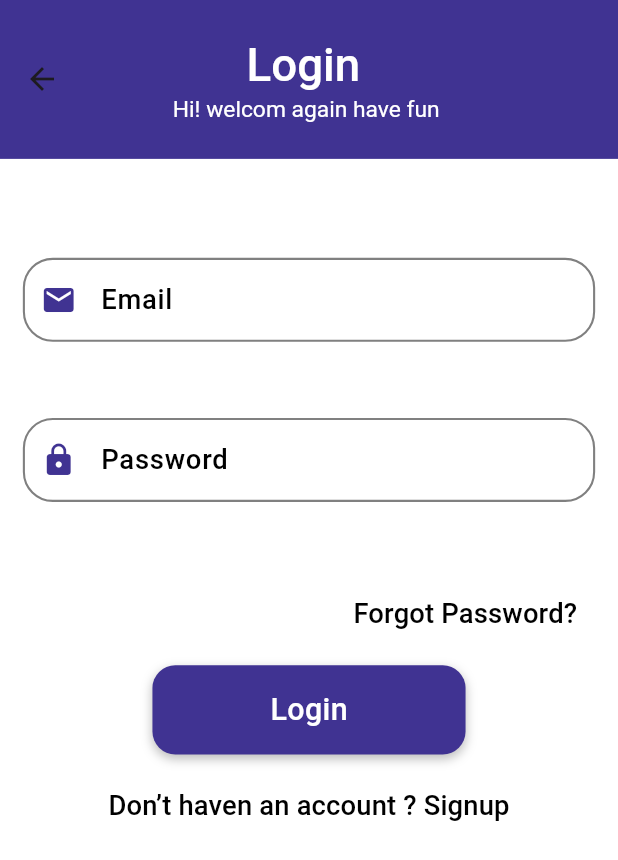
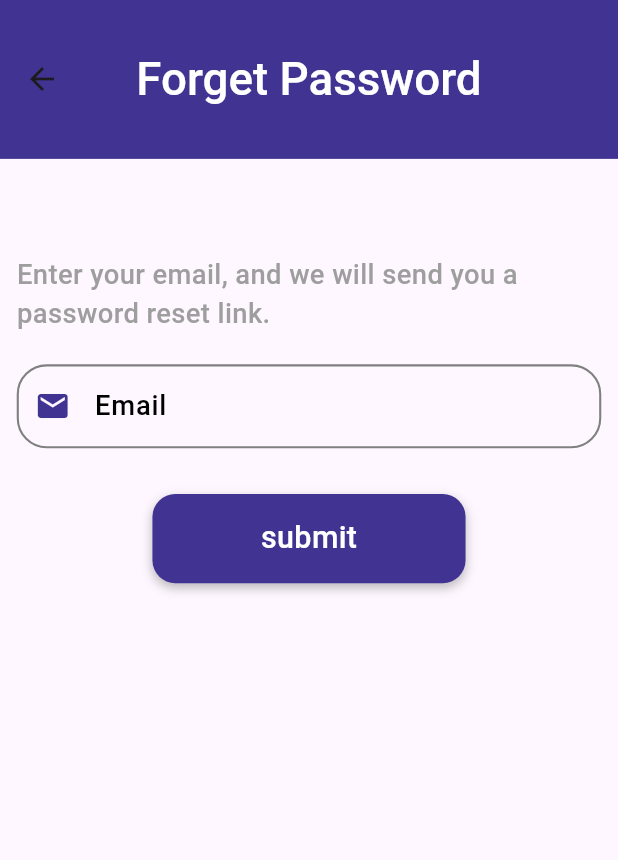
Before and after one commit to kareemtoson12/OnlineShopping, a Flutter app: the LoginScreen screen opened by its route, after a tap on "Forgot Password?", on a phone screen of 412 x 824 dp. Shown: the top 860 px of the screen. Run offline on Flutter 3.47's test engine with Material 3 defaults, Android fonts, the phone set to English and light mode, and no system bars; our stand-ins replace bloc, firebase_auth, firebase_core, flutter_bloc, flutter_screenutil, smooth_page_indicator; accounts and stored records are empty.

Commit message:
forget password ui only

```diff
--- a/online_shopping/lib/core/routing/app_routes.dart
+++ b/online_shopping/lib/core/routing/app_routes.dart
@@ -4,4 +4,5 @@ class Routes {
   static const String login = '/LoginScreen';
   static const String userCheacking = '/AuthGate';
   static const String home = '/Homescreen';
+  static const String forgetPassword = '/ForgetPassword';
 }
--- a/online_shopping/lib/core/routing/routes.dart
+++ b/online_shopping/lib/core/routing/routes.dart
@@ -2,6 +2,7 @@ import 'package:flutter/material.dart';
 
 import 'package:online_shopping/core/routing/app_routes.dart';
 import 'package:online_shopping/core/services/auth_gate.dart';
+import 'package:online_shopping/features/forgetPassword/view.dart';
 import 'package:online_shopping/features/home/view.dart';
 import 'package:online_shopping/features/login/view.dart';
 import 'package:online_shopping/features/onboarding/view.dart';
@@ -30,6 +31,10 @@ class AppRoutes {
       case Routes.home:
         return MaterialPageRoute(builder: (context) => const Homescreen());
     }
+    switch (screen.name) {
+      case Routes.forgetPassword:
+        return MaterialPageRoute(builder: (context) => ForgetPassword());
+    }
     return null;
   }
 }
--- a/online_shopping/lib/core/styles/styles.dart
+++ b/online_shopping/lib/core/styles/styles.dart
@@ -26,6 +26,11 @@ class AppTextStyles {
     fontWeight: FontWeight.w500,
     color: Colors.black,
   );
+  static TextStyle font18gray = TextStyle(
+    fontSize: 18.sp,
+    fontWeight: FontWeight.w500,
+    color: Colors.grey,
+  );
   static TextStyle fontForLabelWithPrimaryColor = TextStyle(
     fontSize: 18.sp,
     fontWeight: FontWeight.w500,
--- /dev/null
+++ b/online_shopping/lib/features/forgetPassword/view.dart
@@ -0,0 +1,113 @@
+import 'package:flutter/material.dart';
+import 'package:flutter_screenutil/flutter_screenutil.dart';
+import 'package:online_shopping/core/styles/customs_colors.dart';
+import 'package:online_shopping/core/styles/styles.dart';
+
+class ForgetPassword extends StatelessWidget {
+  ForgetPassword({super.key});
+
+  final GlobalKey<FormState> _formKey = GlobalKey<FormState>();
+  final TextEditingController _emailController = TextEditingController();
+
+  @override
+  Widget build(BuildContext context) {
+    return Scaffold(
+      appBar: AppBar(
+        toolbarHeight: 95.0.dg,
+        centerTitle: true,
+        backgroundColor: CustomsColros.primaryColor, // Ensure correct spelling
+        title: Text(
+          'Forget Password',
+          style: AppTextStyles.font30blackTitle,
+        ),
+      ),
+      body: SafeArea(
+        child: SingleChildScrollView(
+          child: Padding(
+            padding: EdgeInsets.symmetric(vertical: 58.0.dg, horizontal: 10.dg),
+            child: Column(
+              crossAxisAlignment: CrossAxisAlignment.start,
+              children: [
+                Text(
+                  'Enter your email, and we will send you a password reset link.',
+                  style: AppTextStyles.font18gray,
+                ),
+                SizedBox(height: 20.h), // Add spacing between elements
+                Form(
+                  key: _formKey,
+                  child: Column(
+                    children: [
+                      TextFormField(
+                        controller: _emailController,
+                        decoration: InputDecoration(
+                          labelText: 'Email',
+                          prefixIcon: const Icon(
+                            Icons.email,
+                            color:
+                                CustomsColros.primaryColor, // Correct spelling
+                          ),
+                          labelStyle: AppTextStyles.fontForLabel,
+                          enabledBorder: OutlineInputBorder(
+                            borderSide: const BorderSide(
+                              color: CustomsColros.gray,
+                              width: 1.4,
+                            ),
+                            borderRadius: BorderRadius.circular(20.0),
+                          ),
+                          border: OutlineInputBorder(
+                            borderRadius: BorderRadius.circular(20.r),
+                          ),
+                        ),
+                        keyboardType: TextInputType.emailAddress,
+                        validator: (value) {
+                          if (value == null || value.isEmpty) {
+                            return 'Please enter your email';
+                          }
+
+                          return null;
+                        },
+                      ),
+                      SizedBox(height: 30.h),
+                      //buttton
+
+                      GestureDetector(
+                        onTap: () {
+                          ScaffoldMessenger.of(context).showSnackBar(
+                            const SnackBar(content: Text('Reset link sent!')),
+                          );
+                        },
+                        child: Container(
+                          width: 190.w,
+                          padding: EdgeInsets.symmetric(vertical: 15.h),
+                          decoration: BoxDecoration(
+                            color: CustomsColros.primaryColor,
+                            borderRadius: BorderRadius.circular(15.r),
+                            boxShadow: const [
+                              BoxShadow(
+                                color: Colors.black26,
+                                blurRadius: 5,
+                                offset: Offset(0, 3),
+                              ),
+                            ],
+                          ),
+                          child: Center(
+                            child: Text(
+                              'submit',
+                              style: AppTextStyles.font30blackTitle.copyWith(
+                                fontSize: 20.sp,
+                              ),
+                            ),
+                          ),
+                        ),
+                      )
+                    ],
+                  ),
+                ),
+              ],
+            ),
+          ),
+        ),
+      ),
+    );
+  }
+}
--- a/online_shopping/lib/features/login/widgets/email_and_password.dart
+++ b/online_shopping/lib/features/login/widgets/email_and_password.dart
@@ -87,7 +87,10 @@ class _EmailAndPasswordState extends State<EmailAndPassword> {
             mainAxisAlignment: MainAxisAlignment.end,
             children: [
               TextButton(
-                onPressed: () {},
+                onPressed: () {
+                  Navigator.pushReplacementNamed(
+                      context, Routes.forgetPassword);
+                },
                 child: Text(
                   'Forgot Password?',
                   style: AppTextStyles.fontForLabel,
```
